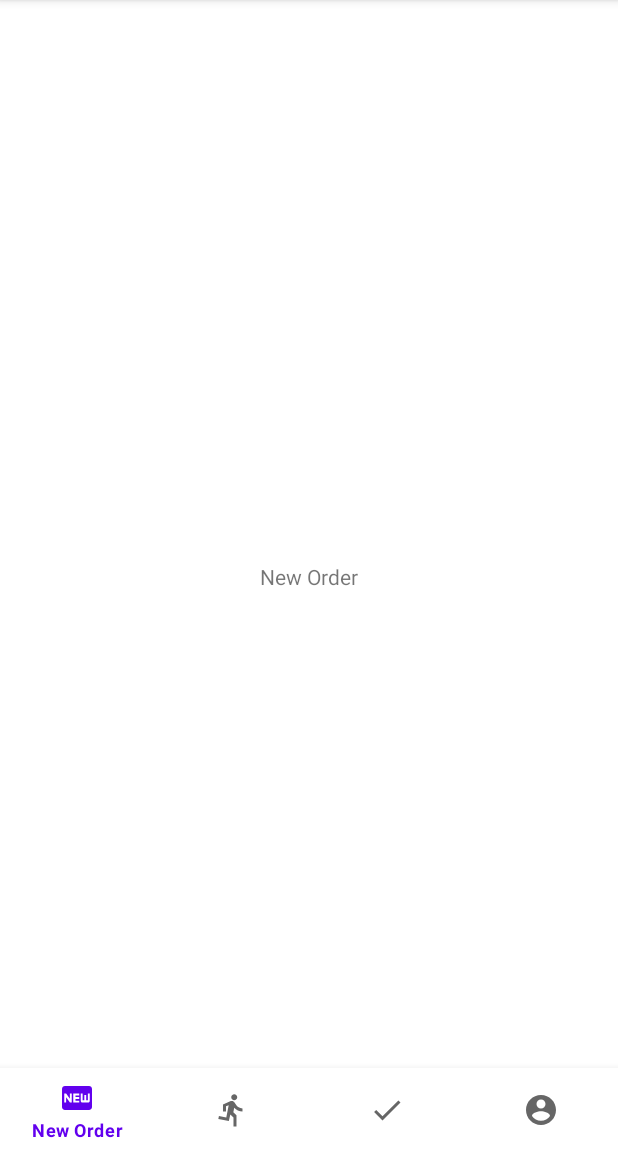
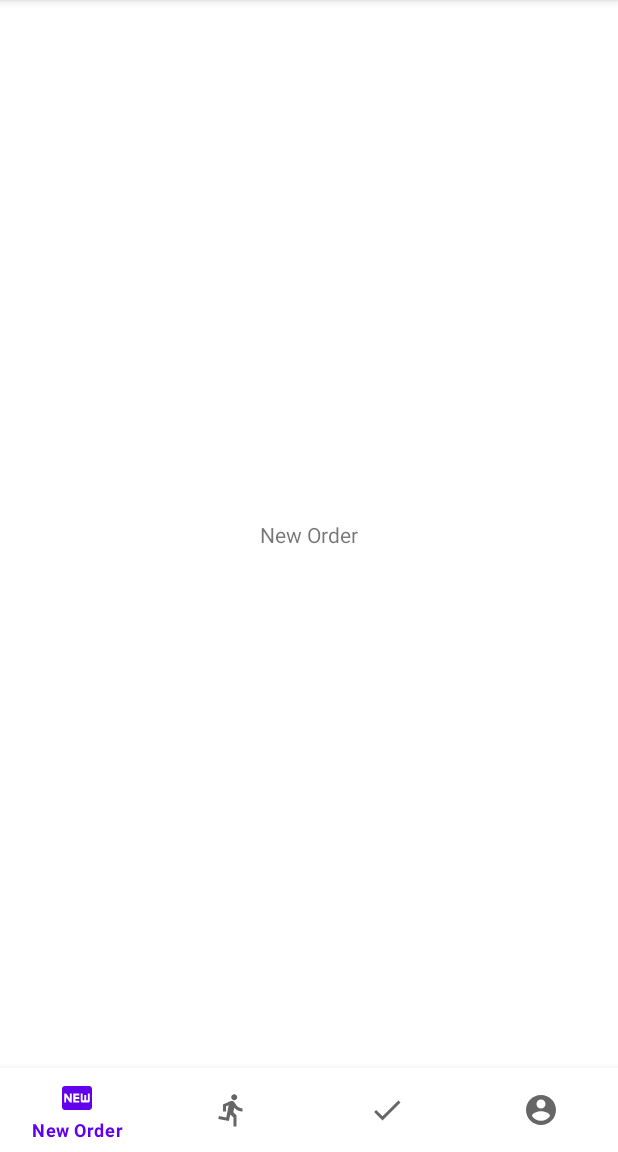
Before and after one commit to KC-WANG/FYP_CustomerAPP, an Android app: the DashboardActivity screen opened directly, with no data from a screen before it, on a phone screen of 412 x 824 dp, the part 84-1236 px from its top. Run offline under Robolectric (Android 15) with nearby library versions, the phone set to English and light mode, and no system bars; our stand-ins replace navigation-ui.

```diff
--- a/app/src/main/AndroidManifest.xml
+++ b/app/src/main/AndroidManifest.xml
@@ -11,7 +11,8 @@
         android:theme="@style/Theme.Rabbit_Customer">
         <activity android:name=".RegisterActivity"></activity>
         <activity android:name=".DashboardActivity"></activity>
-        <activity android:name=".MainActivity">
+        <activity android:name=".MainActivity"
+            android:theme="@style/Theme.Design.Light.NoActionBar">
             <intent-filter>
                 <action android:name="android.intent.action.MAIN" />
 
--- a/app/src/main/java/com/example/rabbit_customer/MainActivity.kt
+++ b/app/src/main/java/com/example/rabbit_customer/MainActivity.kt
@@ -14,8 +14,8 @@ class MainActivity : AppCompatActivity() {
     }
 
     fun login(view: View) {
-        val id = findViewById<EditText>(R.id.etLoginID).text.toString()
-        val password = findViewById<EditText>(R.id.etLoginPW).text.toString()
+        val id = findViewById<EditText>(R.id.tvLoginID).text.toString()
+        val password = findViewById<EditText>(R.id.tvLoginPW).text.toString()
 
 
         if(id == "test" && password == "abc123***") {
--- a/app/src/main/res/layout/activity_dashboard.xml
+++ b/app/src/main/res/layout/activity_dashboard.xml
@@ -19,13 +19,15 @@
     <fragment
         android:id="@+id/navCtrlFragment"
         android:name="androidx.navigation.fragment.NavHostFragment"
-        android:layout_width="match_parent"
-        android:layout_height="match_parent"
+        android:layout_width="0dp"
+        android:layout_height="0dp"
         app:defaultNavHost="true"
-        app:layout_constraintBottom_toBottomOf="parent"
+        app:layout_constraintBottom_toTopOf="@+id/bottomNavigationView"
         app:layout_constraintEnd_toEndOf="parent"
+        app:layout_constraintHorizontal_bias="0.0"
         app:layout_constraintStart_toStartOf="parent"
         app:layout_constraintTop_toTopOf="parent"
+        app:layout_constraintVertical_bias="0.0"
         app:navGraph="@navigation/nav_menu" />
 
 </androidx.constraintlayout.widget.ConstraintLayout>
```
Also changed, not shown: app/build.gradle (+7 -0 lines), app/src/main/res/layout/activity_main.xml (+5 -5 lines), build.gradle (+4 -3 lines), 1 other file.
